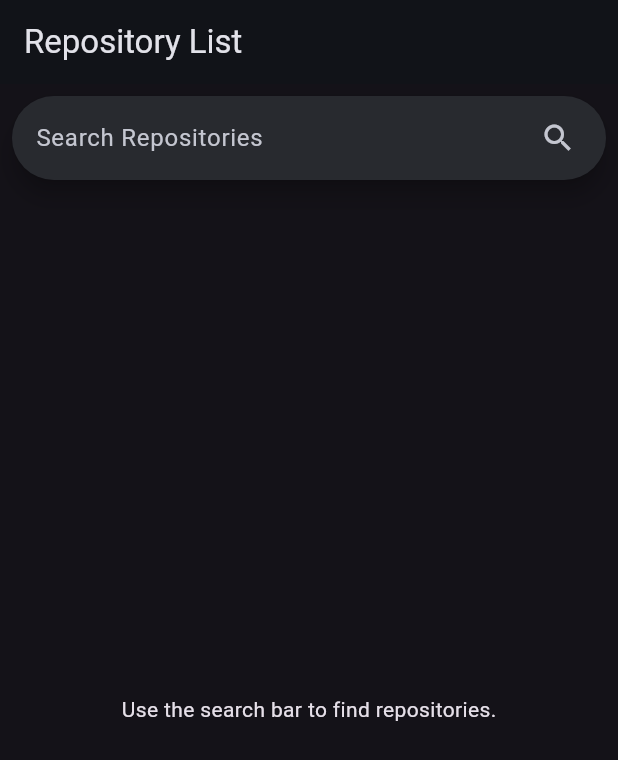
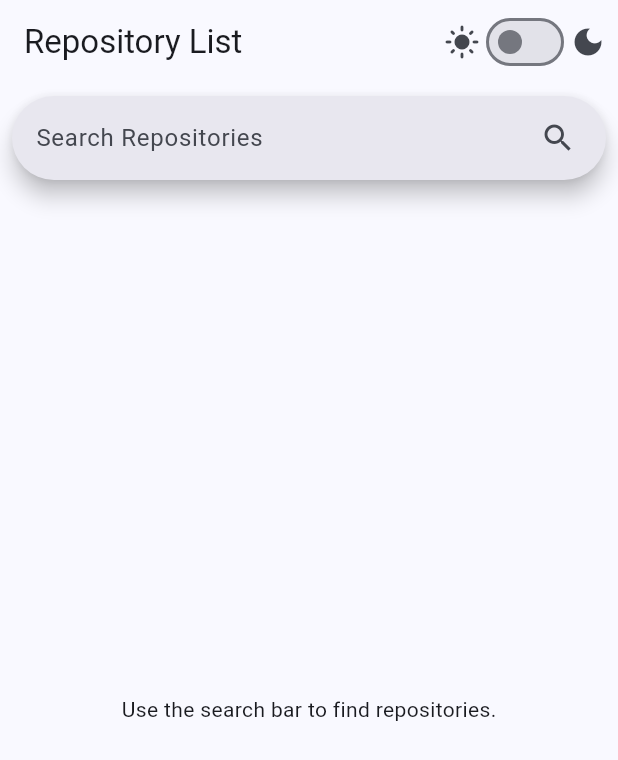
Before and after one commit to KTF01/ff_task, a Flutter app: the screen it shows after launch, on a phone screen of 412 x 824 dp. Shown: the top 760 px of the screen. Run offline on Flutter 3.47's test engine with Material 3 defaults, Android fonts, the phone set to English and light mode, and no system bars; our stand-ins replace dio, flutter_bloc, go_router.

Commit message:
light dark switch

```diff
--- a/lib/features/repository_list/presentation/block/repositories_block.dart
+++ b/lib/features/repository_list/presentation/bloc/repositories_block.dart
@@ -1,7 +1,7 @@
 import 'package:ff_task/core/resource_state.dart';
 import 'package:ff_task/features/repository_list/domain/usecases/get_repositories_list_usecase.dart';
-import 'package:ff_task/features/repository_list/presentation/block/repositories_events.dart';
-import 'package:ff_task/features/repository_list/presentation/block/repositories_state.dart';
+import 'package:ff_task/features/repository_list/presentation/bloc/repositories_events.dart';
+import 'package:ff_task/features/repository_list/presentation/bloc/repositories_state.dart';
 import 'package:flutter_bloc/flutter_bloc.dart';
 
 class RepositoriesBlock extends Bloc<RepositoriesEvent, RepositoriesState> {
--- a/lib/features/repository_list/presentation/pages/repository_list_page.dart
+++ b/lib/features/repository_list/presentation/pages/repository_list_page.dart
@@ -1,9 +1,10 @@
 import 'package:ff_task/features/repository_list/data/repositories/repositories_repository.dart';
 import 'package:ff_task/features/repository_list/data/source/repositories_api_service.dart';
 import 'package:ff_task/features/repository_list/domain/usecases/get_repositories_list_usecase.dart';
-import 'package:ff_task/features/repository_list/presentation/block/repositories_block.dart';
+import 'package:ff_task/features/repository_list/presentation/bloc/repositories_block.dart';
 import 'package:ff_task/features/repository_list/presentation/widgets/c_search_bar.dart';
 import 'package:ff_task/features/repository_list/presentation/widgets/repository_list.dart';
+import 'package:ff_task/features/repository_list/presentation/widgets/theme_switch.dart';
 import 'package:flutter/material.dart';
 import 'package:flutter_bloc/flutter_bloc.dart';
 
@@ -17,7 +18,7 @@ class RepositoryListPage extends StatelessWidget {
     return BlocProvider(
       create: (context) => RepositoriesBlock(GetRepositoriesUseCase(RepositoriesRepository(RepositoriesApiService()))),
       child: Scaffold(
-        appBar: AppBar(title: const Text('Repository List')),
+        appBar: AppBar(title: const Text('Repository List'), actionsPadding: EdgeInsets.only(right: 8), actions: [ThemeSwitch()]),
         body: Padding(
           padding: const EdgeInsets.all(8.0),
           child: Column(children: [CSearchBar(), const SizedBox(height: 10), RepositoryList()]),
--- a/lib/features/repository_list/presentation/widgets/c_search_bar.dart
+++ b/lib/features/repository_list/presentation/widgets/c_search_bar.dart
@@ -1,5 +1,5 @@
-import 'package:ff_task/features/repository_list/presentation/block/repositories_block.dart';
-import 'package:ff_task/features/repository_list/presentation/block/repositories_events.dart';
+import 'package:ff_task/features/repository_list/presentation/bloc/repositories_block.dart';
+import 'package:ff_task/features/repository_list/presentation/bloc/repositories_events.dart';
 import 'package:flutter/material.dart';
 import 'package:flutter_bloc/flutter_bloc.dart';
 
--- a/lib/features/repository_list/presentation/widgets/repository_list.dart
+++ b/lib/features/repository_list/presentation/widgets/repository_list.dart
@@ -1,5 +1,5 @@
-import 'package:ff_task/features/repository_list/presentation/block/repositories_block.dart';
-import 'package:ff_task/features/repository_list/presentation/block/repositories_state.dart';
+import 'package:ff_task/features/repository_list/presentation/bloc/repositories_block.dart';
+import 'package:ff_task/features/repository_list/presentation/bloc/repositories_state.dart';
 import 'package:ff_task/features/repository_list/presentation/widgets/list_item.dart';
 import 'package:flutter/material.dart';
 import 'package:flutter_bloc/flutter_bloc.dart';
--- /dev/null
+++ b/lib/features/repository_list/presentation/widgets/theme_switch.dart
@@ -0,0 +1,25 @@
+import 'package:ff_task/features/them_switch/presentation/bloc/theme_switch_block.dart';
+import 'package:ff_task/features/them_switch/presentation/bloc/theme_switch_event.dart';
+import 'package:flutter/material.dart';
+import 'package:flutter_bloc/flutter_bloc.dart';
+
+class ThemeSwitch extends StatelessWidget {
+  const ThemeSwitch({super.key});
+
+  @override
+  Widget build(BuildContext context) {
+    final themeBloc = context.read<ThemeSwitchBlock>();
+    return Row(
+      children: [
+        const Icon(Icons.light_mode),
+        Switch(
+          value: Theme.of(context).brightness == Brightness.dark,
+          onChanged: (newValue) {
+            themeBloc.add(ThemeSwitchEvent(newValue));
+          },
+        ),
+        const Icon(Icons.dark_mode),
+      ],
+    );
+  }
+}
--- /dev/null
+++ b/lib/features/them_switch/presentation/bloc/theme_switch_block.dart
@@ -0,0 +1,13 @@
+import 'package:ff_task/features/them_switch/presentation/bloc/theme_switch_event.dart';
+import 'package:ff_task/features/them_switch/presentation/bloc/theme_swtich_state.dart';
+import 'package:flutter_bloc/flutter_bloc.dart';
+
+class ThemeSwitchBlock extends Bloc<ThemeEvent, ThemeState> {
+  ThemeSwitchBlock() : super(ThemeLight()) {
+    on<ThemeEvent>((event, emit) {
+      if (event is ThemeSwitchEvent) {
+        emit(event.isDark ? ThemeDark() : ThemeLight());
+      }
+    });
+  }
+}
--- /dev/null
+++ b/lib/features/them_switch/presentation/bloc/theme_switch_event.dart
@@ -0,0 +1,6 @@
+abstract class ThemeEvent {}
+
+class ThemeSwitchEvent extends ThemeEvent {
+  bool isDark;
+  ThemeSwitchEvent(this.isDark);
+}
--- /dev/null
+++ b/lib/features/them_switch/presentation/bloc/theme_swtich_state.dart
@@ -0,0 +1,5 @@
+abstract class ThemeState {}
+
+class ThemeLight extends ThemeState {}
+
+class ThemeDark extends ThemeState {}
--- a/lib/main.dart
+++ b/lib/main.dart
@@ -1,6 +1,9 @@
 import 'package:ff_task/core/router_config.dart';
 import 'package:ff_task/core/theme.dart';
+import 'package:ff_task/features/them_switch/presentation/bloc/theme_switch_block.dart';
+import 'package:ff_task/features/them_switch/presentation/bloc/theme_swtich_state.dart';
 import 'package:flutter/material.dart';
+import 'package:flutter_bloc/flutter_bloc.dart';
 
 void main() {
   runApp(const MainApp());
@@ -11,12 +14,17 @@ class MainApp extends StatelessWidget {
 
   @override
   Widget build(BuildContext context) {
-    return MaterialApp.router(
-      routerConfig: router,
-      theme: appTheme,
-      debugShowCheckedModeBanner: false,
-      darkTheme: darkTheme,
-      themeMode: ThemeMode.dark,
+    return BlocProvider(
+      create: (context) => ThemeSwitchBlock(),
+      child: BlocBuilder<ThemeSwitchBlock, ThemeState>(
+        builder: (context, state) => MaterialApp.router(
+          routerConfig: router,
+          theme: appTheme,
+          debugShowCheckedModeBanner: false,
+          darkTheme: darkTheme,
+          themeMode: state is ThemeLight ? ThemeMode.light : ThemeMode.dark,
+        ),
+      ),
     );
   }
 }
```
Also changed, not shown: lib/features/repository_list/presentation/bloc/repositories_events.dart (renamed from lib/features/repository_list/presentation/block/repositories_events.dart), lib/features/repository_list/presentation/bloc/repositories_state.dart (renamed from lib/features/repository_list/presentation/block/repositories_state.dart).
